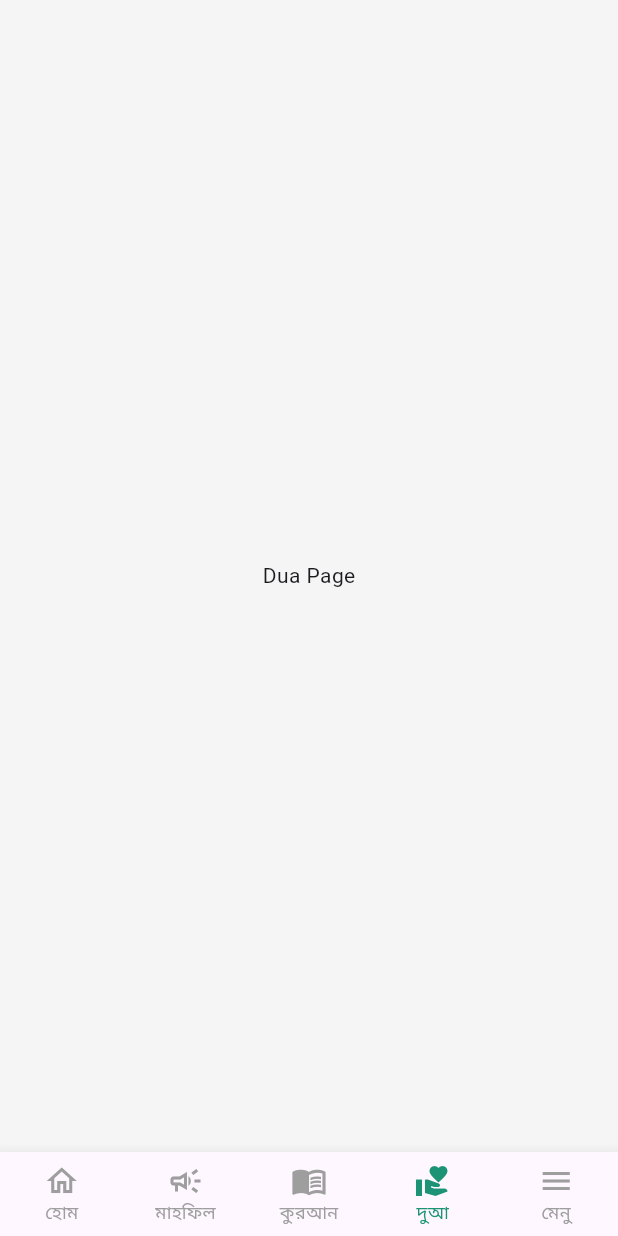
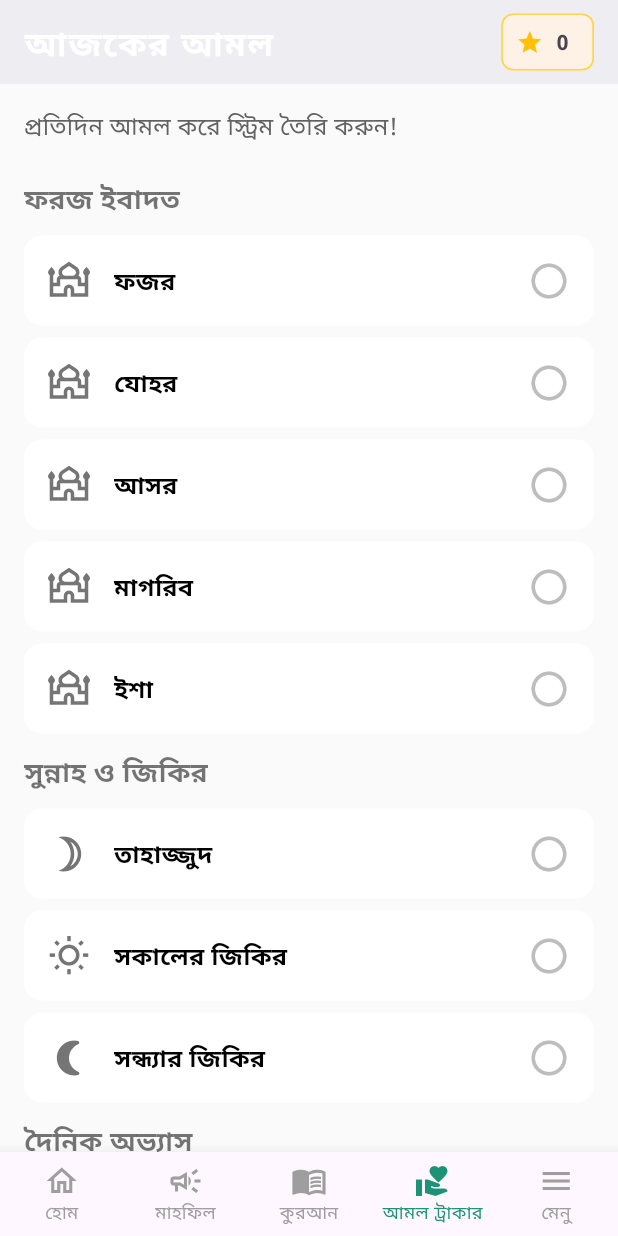
Before and after one commit to Tanvir-136/muslim_day, a Flutter app: the screen it shows after launch, item 4 of the bottom bar chosen, on a phone screen of 412 x 824 dp. Run offline on Flutter 3.47's test engine with Material 3 defaults, Android fonts, the phone set to English and light mode, and no system bars; our stand-ins replace adhan, flutter_compass, google_fonts, hijri, shared_preferences; missing offline and left inert: quran.

Commit message:
feat: Enhance AndroidManifest with location permissions and features feat: Update HomeScreen to include Amal Journal and adjust navigation fix: Correct spelling of 'تسبیح' in MenuScreen refactor: Simplify QiblaCompassScreen to use Provider for coordinates
feat: Implement AmalProvider for tracking daily Amal with points system

feat: Create Amal_Journal_Page to display today's completed Amals with streaks
style: Update BottomNav labels for clarity

```diff
--- /dev/null
+++ b/lib/providers/amal_provider.dart
@@ -0,0 +1,158 @@
+import 'package:flutter/material.dart';
+import 'package:shared_preferences/shared_preferences.dart';
+import 'package:intl/intl.dart';
+
+/// একটি আমলের ডেটা মডেল
+class Amal {
+  final String id; // ইউনিক আইডি (যেমন: 'fajr', 'quran')
+  final String title; // বাংলায় নাম
+  final IconData icon; // আইকন
+  final String category; // আমলের ধরণ (fardh, sunnah, habit)
+  final int points; // !! নতুন: আমলের জন্য পয়েন্ট
+
+  const Amal({
+    required this.id,
+    required this.title,
+    required this.icon,
+    required this.category,
+    required this.points, // !! নতুন
+  });
+}
+
+/// ব্যবহারকারীর আমল ট্র্যাক করার জন্য একটি প্রোভাইডার
+class AmalProvider with ChangeNotifier {
+  late SharedPreferences _prefs;
+
+  // অ্যাপে উপলভ্য সমস্ত আমলের তালিকা
+  static const List<Amal> allAmals = [
+    // !! 'points' যোগ করা হয়েছে
+    Amal(id: 'fajr', title: 'ফজর', icon: Icons.mosque_outlined, category: 'fardh', points: 10),
+    Amal(id: 'dhuhr', title: 'যোহর', icon: Icons.mosque_outlined, category: 'fardh', points: 10),
+    Amal(id: 'asr', title: 'আসর', icon: Icons.mosque_outlined, category: 'fardh', points: 10),
+    Amal(id: 'maghrib', title: 'মাগরিব', icon: Icons.mosque_outlined, category: 'fardh', points: 10),
+    Amal(id: 'isha', title: 'ইশা', icon: Icons.mosque_outlined, category: 'fardh', points: 10),
+
+    Amal(id: 'tahajjud', title: 'তাহাজ্জুদ', icon: Icons.brightness_3_outlined, category: 'sunnah', points: 5),
+    Amal(id: 'morning_azkar', title: 'সকালের জিকির', icon: Icons.wb_sunny_outlined, category: 'sunnah', points: 5),
+    Amal(id: 'evening_azkar', title: 'সন্ধ্যার জিকির', icon: Icons.nightlight_round, category: 'sunnah', points: 5),
+
+    Amal(id: 'quran', title: 'কুরআন তিলাওয়াত', icon: Icons.book_outlined, category: 'habit', points: 2),
+    Amal(id: 'sadaqah', title: 'সাদাকাহ (দান)', icon: Icons.volunteer_activism_outlined, category: 'habit', points: 2),
+  ];
+
+  final Map<String, List<String>> _completedAmals = {};
+  final Set<String> _datesWithAmal = {};
+
+  // !! নতুন: মোট পয়েন্টের জন্য
+  int _totalPoints = 0;
+  int get totalPoints => _totalPoints;
+
+  AmalProvider() {
+    _init();
+  }
+
+  Future<void> _init() async {
+    _prefs = await SharedPreferences.getInstance();
+
+    // মোট পয়েন্ট লোড করুন
+    _totalPoints = _prefs.getInt('totalPoints') ?? 0;
+
+    final keys = _prefs.getKeys();
+    for (String key in keys) {
+      if (key.startsWith('amal_')) {
+        final dateKey = key.substring(5);
+        final amals = _prefs.getStringList(key) ?? [];
+        _completedAmals[dateKey] = amals;
+        if (amals.isNotEmpty) {
+          _datesWithAmal.add(dateKey);
+        }
+      }
+    }
+    notifyListeners();
+  }
+
+  List<String> getAmalsForDate(DateTime date) {
+    final dateKey = _formatDateKey(date);
+    return _completedAmals[dateKey] ?? [];
+  }
+
+  Future<void> toggleAmal(DateTime date, String amalId) async {
+    final dateKey = _formatDateKey(date);
+    final currentAmals = _completedAmals[dateKey] ?? [];
+
+    // !! পয়েন্ট সিস্টেম লজিক
+    final amal = allAmals.firstWhere((a) => a.id == amalId);
+
+    if (currentAmals.contains(amalId)) {
+      currentAmals.remove(amalId);
+      _totalPoints -= amal.points; // পয়েন্ট কমান
+    } else {
+      currentAmals.add(amalId);
+      _totalPoints += amal.points; // পয়েন্ট বাড়ান
+    }
+
+    // মোট পয়েন্ট যেন কখনো ০ এর নিচে না যায়
+    if (_totalPoints < 0) _totalPoints = 0;
+
+    _completedAmals[dateKey] = currentAmals;
+
+    if (currentAmals.isEmpty) {
+      _datesWithAmal.remove(dateKey);
+    } else {
+      _datesWithAmal.add(dateKey);
+    }
+
+    // সেভ করুন
+    await _prefs.setStringList('amal_$dateKey', currentAmals);
+    await _prefs.setInt('totalPoints', _totalPoints); // মোট পয়েন্ট সেভ করুন
+
+    notifyListeners();
+  }
+
+  String _formatDateKey(DateTime date) {
+    return DateFormat('yyyy-MM-dd').format(date);
+  }
+
+  List<Amal> getAmalsByCategory(String category) {
+    return allAmals.where((amal) => amal.category == category).toList();
+  }
+
+  double getDailyProgress(DateTime date) {
+    if (allAmals.isEmpty) return 0.0;
+    final completed = getAmalsForDate(date).length;
+    return completed / allAmals.length;
+  }
+
+  // !! নতুন: ক্যাটাগরি ভিত্তিক স্ট্রিম গণনার লজিক
+  int getCategoryStreak(String category) {
+    final categoryAmals = getAmalsByCategory(category).map((a) => a.id).toSet();
+    if (categoryAmals.isEmpty) return 0;
+
+    int streak = 0;
+    DateTime date = DateTime.now();
+    DateTime today = DateTime(date.year, date.month, date.day);
+
+    // আজ ক্যাটাগরির সবগুলো আমল সম্পন্ন হয়েছে কিনা দেখুন
+    final completedTodayAmals = getAmalsForDate(today).toSet();
+    bool todayDone = completedTodayAmals.containsAll(categoryAmals);
+
+    // যদি আজ সম্পন্ন না হয়, গতকাল থেকে গণনা শুরু করুন
+    if (!todayDone) {
+      date = today.subtract(const Duration(days: 1));
+    } else {
+      date = today; // আজ সম্পন্ন হলে, আজ থেকে গণনা শুরু করুন
+    }
+
+    // পেছনে যেতে থাকুন
+    while (true) {
+      final completedAmalsForDay = getAmalsForDate(date).toSet();
+      if (completedAmalsForDay.containsAll(categoryAmals)) {
+        streak++;
+        date = date.subtract(const Duration(days: 1)); // আগের দিনে যান
+      } else {
+        break; // Streak ভেঙে গেছে
+      }
+    }
+    return streak;
+  }
+}
--- /dev/null
+++ b/lib/screens/amal_journal_page.dart
@@ -0,0 +1,317 @@
+import 'package:flutter/material.dart';
+import 'package:google_fonts/google_fonts.dart';
+import 'package:provider/provider.dart';
+import '../providers/amal_provider.dart';
+import 'package:intl/intl.dart'; // তারিখ ফরম্যাটের জন্য
+
+class AmalJournalPage extends StatelessWidget {
+  const AmalJournalPage({super.key});
+
+  @override
+  Widget build(BuildContext context) {
+    final provider = Provider.of<AmalProvider>(context);
+
+    // ক্যালেন্ডার নেই, তাই আমরা সব সময় আজকের তারিখ ব্যবহার করব
+    final DateTime today = DateTime(DateTime.now().year, DateTime.now().month, DateTime.now().day);
+    final completedAmals = provider.getAmalsForDate(today);
+
+    return Scaffold(
+      appBar: AppBar(
+        title: Text(
+          "আজকের আমল", // <-- টাইটেল পরিবর্তন করা হয়েছে
+          style: GoogleFonts.notoSansBengali(fontWeight: FontWeight.bold),
+        ),
+        backgroundColor: Theme.of(context).scaffoldBackgroundColor,
+        foregroundColor: Colors.black,
+        elevation: 1,
+        actions: [
+          // !! নতুন: মোট পয়েন্ট দেখানোর বাটন
+          Padding(
+            padding: const EdgeInsets.only(right: 16.0),
+            child: Chip(
+              avatar: const Icon(Icons.star, color: Colors.amber, size: 18),
+              label: Text(
+                provider.totalPoints.toString(),
+                style: const TextStyle(fontWeight: FontWeight.bold),
+              ),
+              backgroundColor: Colors.amber.withOpacity(0.1),
+              side: BorderSide(color: Colors.amber.shade300),
+            ),
+          ),
+        ],
+      ),
+      backgroundColor: Colors.grey[50],
+      body: SingleChildScrollView( // সম্পূর্ণ পৃষ্ঠা স্ক্রলযোগ্য
+        child: Column(
+          crossAxisAlignment: CrossAxisAlignment.start,
+          children: [
+            // --- নতুন: ক্যাটাগরি Streak সেকশন ---
+            _buildCategoryStreakSection(context, provider),
+
+            // --- আমলের তালিকা (গ্রুপ করা) ---
+            _buildAmalGroup(
+              context,
+              provider,
+              'fardh', // ক্যাটাগরি আইডি
+              'ফরজ ইবাদত', // সেকশন টাইটেল
+              completedAmals,
+              today, // <-- আজকের তারিখ পাস করা হয়েছে
+            ),
+            _buildAmalGroup(
+              context,
+              provider,
+              'sunnah',
+              'সুন্নাহ ও জিকির',
+              completedAmals,
+              today,
+            ),
+            _buildAmalGroup(
+              context,
+              provider,
+              'habit',
+              'দৈনিক অভ্যাস',
+              completedAmals,
+              today,
+            ),
+            const SizedBox(height: 20), // তালিকার নিচে স্পেস
+          ],
+        ),
+      ),
+    );
+  }
+
+  // !! নতুন: ক্যাটাগরি Streak উইজেট
+  Widget _buildCategoryStreakSection(BuildContext context, AmalProvider provider) {
+    final fardhStreak = provider.getCategoryStreak('fardh');
+    final sunnahStreak = provider.getCategoryStreak('sunnah');
+
+    // যদি কোনো স্ট্রিম না থাকে, তবে এই সেকশনটি দেখাবেন না
+    if (fardhStreak == 0 && sunnahStreak == 0) {
+      return Padding(
+        padding: const EdgeInsets.all(16.0),
+        child: Text(
+          "প্রতিদিন আমল করে স্ট্রিম তৈরি করুন!",
+          style: GoogleFonts.notoSansBengali(fontSize: 16, color: Colors.grey[700]),
+        ),
+      );
+    }
+
+    return Padding(
+      padding: const EdgeInsets.all(16.0),
+      child: Column(
+        crossAxisAlignment: CrossAxisAlignment.start,
+        children: [
+          Text(
+            "আপনার চলমান আমল (Streaks)",
+            style: GoogleFonts.notoSansBengali(
+              fontSize: 18,
+              fontWeight: FontWeight.bold,
+              color: Colors.teal.shade800,
+            ),
+          ),
+          const SizedBox(height: 12),
+          Row(
+            children: [
+              if (fardhStreak > 0)
+                Expanded(
+                  child: _StreakCard(
+                    title: "ফরজ আমল",
+                    streak: fardhStreak,
+                    icon: Icons.mosque_outlined,
+                    color: Colors.teal,
+                  ),
+                ),
+              if (fardhStreak > 0) const SizedBox(width: 12),
+              if (sunnahStreak > 0)
+                Expanded(
+                  child: _StreakCard(
+                    title: "সুন্নাহ আমল",
+                    streak: sunnahStreak,
+                    icon: Icons.wb_sunny_outlined,
+                    color: Colors.orange,
+                  ),
+                ),
+            ],
+          ),
+          const Divider(height: 24),
+        ],
+      ),
+    );
+  }
+
+
+  // --- আমল গ্রুপ বিল্ডার ---
+  Widget _buildAmalGroup(
+    BuildContext context,
+    AmalProvider provider,
+    String category,
+    String title,
+    List<String> completedAmals,
+    DateTime date, // <-- তারিখ গ্রহণ করুন
+  ) {
+    final amals = provider.getAmalsByCategory(category);
+
+    return Padding(
+      padding: const EdgeInsets.symmetric(horizontal: 16.0),
+      child: Column(
+        crossAxisAlignment: CrossAxisAlignment.start,
+        children: [
+          // সেকশন হেডার
+          Padding(
+            padding: const EdgeInsets.only(top: 8.0, bottom: 8.0),
+            child: Text(
+              title,
+              style: GoogleFonts.notoSansBengali(
+                fontSize: 18,
+                fontWeight: FontWeight.bold,
+                color: Colors.black54,
+              ),
+            ),
+          ),
+          // আমল আইটেমের কলাম
+          Column(
+            children: amals.map((amal) {
+              final isDone = completedAmals.contains(amal.id);
+              return _AmalItem(
+                amal: amal,
+                isDone: isDone,
+                onTap: () {
+                  // এখানে সব সময় 'date' (অর্থাৎ আজকের তারিখ) পাস করুন
+                  provider.toggleAmal(date, amal.id);
+                },
+              );
+            }).toList(),
+          ),
+        ],
+      ),
+    );
+  }
+}
+
+// --- নতুন: ক্যাটাগরি Streak কার্ড উইজেট ---
+class _StreakCard extends StatelessWidget {
+  final String title;
+  final int streak;
+  final IconData icon;
+  final Color color;
+
+  const _StreakCard({
+    required this.title,
+    required this.streak,
+    required this.icon,
+    required this.color,
+  });
+
+  @override
+  Widget build(BuildContext context) {
+    return Container(
+      decoration: BoxDecoration(
+        color: Colors.white,
+        borderRadius: BorderRadius.circular(12),
+        border: Border.all(color: Colors.grey.shade200),
+      ),
+      child: Padding(
+        padding: const EdgeInsets.all(16.0),
+        child: Row(
+          children: [
+            Icon(icon, color: color, size: 32),
+            const SizedBox(width: 12),
+            Expanded(
+              child: Column(
+                crossAxisAlignment: CrossAxisAlignment.start,
+                children: [
+                  Text(
+                    title,
+                    style: GoogleFonts.notoSansBengali(
+                      fontSize: 15,
+                      fontWeight: FontWeight.w600,
+                    ),
+                    maxLines: 1,
+                    overflow: TextOverflow.ellipsis,
+                  ),
+                  const SizedBox(height: 2),
+                  Row(
+                    children: [
+                      Icon(Icons.local_fire_department_rounded, color: color, size: 16),
+                      const SizedBox(width: 4),
+                      Text(
+                        "$streak দিন",
+                        style: GoogleFonts.notoSansBengali(
+                          color: color,
+                          fontWeight: FontWeight.bold,
+                          fontSize: 14,
+                        ),
+                      ),
+                    ],
+                  ),
+                ],
+              ),
+            ),
+          ],
+        ),
+      ),
+    );
+  }
+}
+
+
+// --- কাস্টম আমল আইটেম উইজেট ---
+class _AmalItem extends StatelessWidget {
+  final Amal amal;
+  final bool isDone;
+  final VoidCallback onTap;
+
+  const _AmalItem({
+    required this.amal,
+    required this.isDone,
+    required this.onTap,
+  });
+
+  @override
+  Widget build(BuildContext context) {
+    return Card(
+      elevation: 0,
+      margin: const EdgeInsets.symmetric(vertical: 4.0),
+      shape: RoundedRectangleBorder(borderRadius: BorderRadius.circular(12)),
+      color: isDone ? Colors.teal.withOpacity(0.08) : Colors.white,
+      child: InkWell(
+        onTap: onTap,
+        borderRadius: BorderRadius.circular(12),
+        child: Padding(
+          padding: const EdgeInsets.symmetric(horizontal: 16.0, vertical: 16.0), // প্যাডিং বাড়ানো হয়েছে
+          child: Row(
+            children: [
+              // আইকন
+              Icon(
+                amal.icon,
+                size: 28,
+                color: isDone ? Colors.teal.shade700 : Colors.grey.shade600,
+              ),
+              const SizedBox(width: 16),
+              // টাইটেল
+              Expanded(
+                child: Text(
+                  amal.title,
+                  style: GoogleFonts.notoSansBengali(
+                    fontSize: 16,
+                    fontWeight: FontWeight.w600,
+                    color: isDone ? Colors.black54 : Colors.black,
+                    decoration: isDone ? TextDecoration.lineThrough : null,
+                    decorationColor: Colors.black54,
+                  ),
+                ),
+              ),
+              const SizedBox(width: 16),
+              // কাস্টম চেকবক্স
+              Icon(
+                isDone ? Icons.check_circle_rounded : Icons.radio_button_unchecked_rounded,
+                size: 28,
+                color: isDone ? Colors.teal : Colors.grey.shade400,
+              ),
+            ],
+          ),
+        ),
+      ),
+    );
+  }
+}
--- a/lib/screens/home_screen.dart
+++ b/lib/screens/home_screen.dart
@@ -5,6 +5,8 @@ import '../widgets/bottom_nav.dart';
 import 'home_content.dart';
 import 'quran_screen.dart';
 import 'menu_screens.dart';
+import '../providers/amal_provider.dart';
+import 'amal_journal_page.dart';
 
 class HomeScreen extends StatefulWidget {
   const HomeScreen({super.key});
@@ -16,18 +18,23 @@ class HomeScreen extends StatefulWidget {
 class _HomeScreenState extends State<HomeScreen> {
   int _selectedIndex = 0;
 
-  // 3. This list is no longer 'const' because the provider is created at runtime.
+  // This list is no longer 'const'
   static final List<Widget> _pages = <Widget>[
-    const HomeContent(), // Index 0: home screen UI
-    const Center(child: Text('Mahfil Page')), // Index 1: Mahfil
+    const HomeContent(), // Index 0: Home
+    const Center(child: Text('মাহফিল পেজ')), // Index 1: Mahfil
 
-    // 4. THIS IS THE FIX:
+    // Index 2: Quran (as before)
     ChangeNotifierProvider(
       create: (context) => QuranSettings(),
-      child: const QuranScreen(), // Index 2: Quran
+      child: const QuranScreen(),
     ),
 
-    const Center(child: Text('Dua Page')), // Index 3: Dua
+    // !! 3. Replaced "Dua Page" with "Amal Journal"
+    ChangeNotifierProvider(
+      create: (context) => AmalProvider(),
+      child: const AmalJournalPage(), // Index 3: Amal Journal
+    ),
+
     const MenuScreen(), // Index 4: Menu
   ];
 
@@ -40,11 +47,11 @@ class _HomeScreenState extends State<HomeScreen> {
   @override
   Widget build(BuildContext context) {
     return Scaffold(
-      // IndexedStack keeps the state of pages (like scroll position) when you switch tabs.
       body: IndexedStack(
         index: _selectedIndex,
         children: _pages,
       ),
+      // !! 4. Enabled your BottomNav
       bottomNavigationBar: BottomNav(
         selectedIndex: _selectedIndex,
         onItemTapped: _onItemTapped,
--- a/lib/screens/menu_screens.dart
+++ b/lib/screens/menu_screens.dart
@@ -60,7 +60,7 @@ class MenuScreen extends StatelessWidget {
               }),
           _buildMenuItem(
             icon: Icons.format_list_numbered,
-            title: 'তসবীহ',
+            title: 'তাসবীহ',
             onTap: () {
               // Navigate to TasbeehCounterPage
               Navigator.push(
--- a/lib/widgets/bottom_nav.dart
+++ b/lib/widgets/bottom_nav.dart
@@ -33,7 +33,7 @@ class BottomNav extends StatelessWidget {
         BottomNavigationBarItem(
           icon: Icon(Icons.volunteer_activism_outlined),
           activeIcon: Icon(Icons.volunteer_activism),
-          label: 'দুআ',
+          label: 'আমল ট্রাকার',
         ),
         BottomNavigationBarItem(
           icon: Icon(Icons.menu),
```
Also changed, not shown: lib/screens/qibla_compass.dart (+43 -109 lines), pubspec.yaml (+7 -1 lines), 3 other files.
